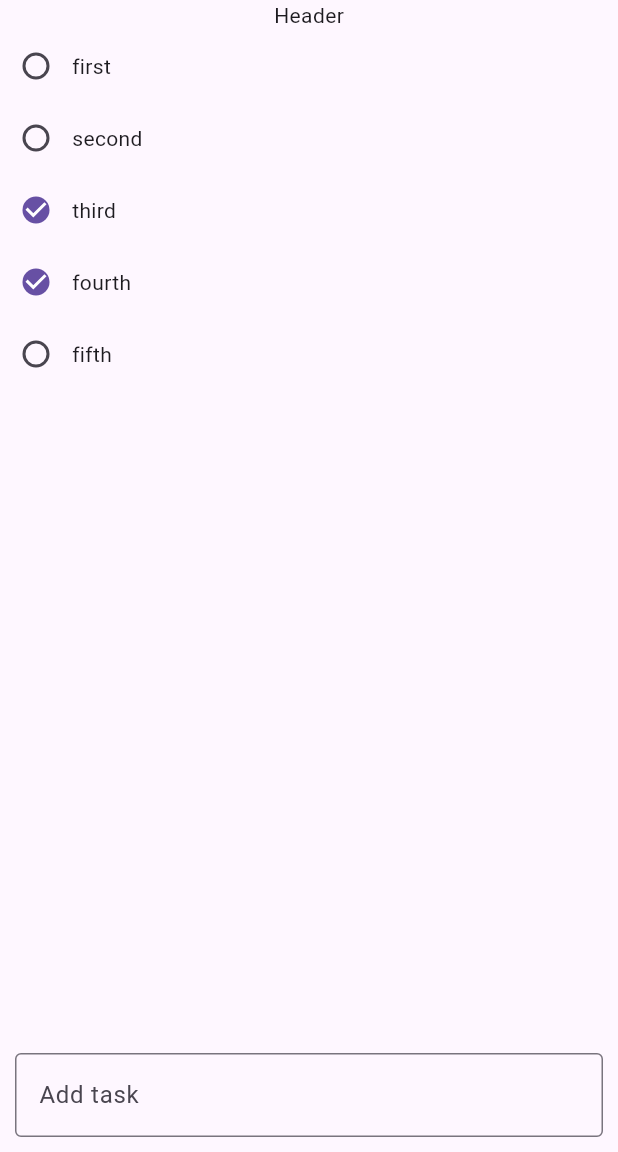
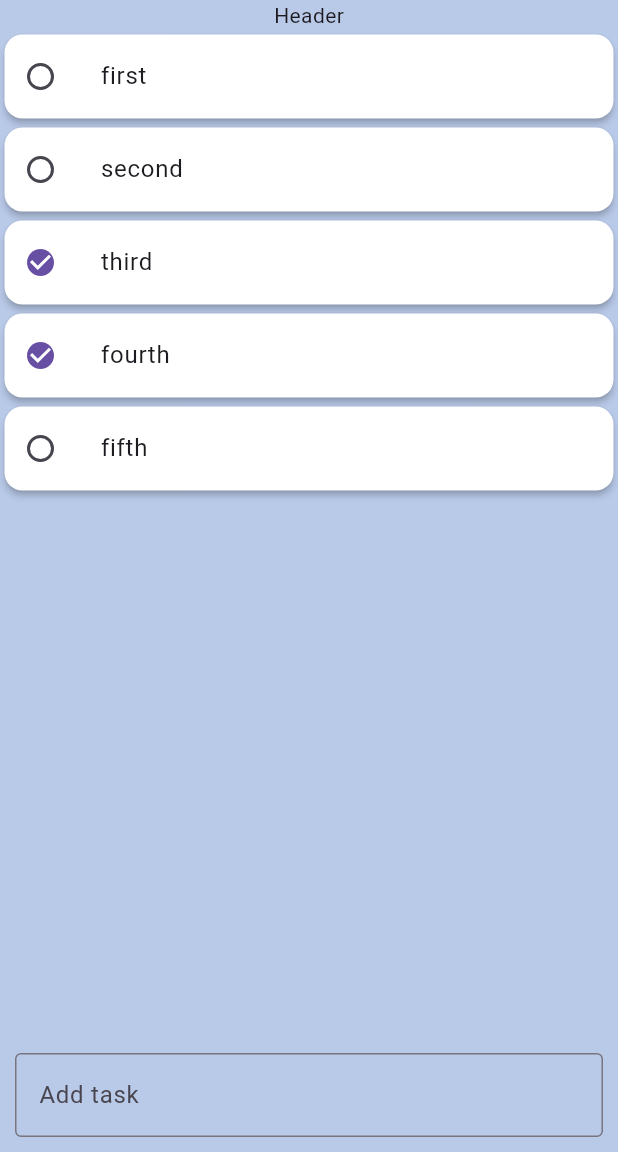
Before and after one commit to bokrosf/todo, a Flutter app: the screen it shows after launch, on a phone screen of 412 x 824 dp, the part 84-1236 px from its top. Run offline on Flutter 3.47's test engine with Material 3 defaults, Android fonts, the phone set to English and light mode, and no system bars.

Commit message:
Task widget displays a card.

```diff
--- a/lib/main.dart
+++ b/lib/main.dart
@@ -12,6 +12,7 @@ class TodoApp extends StatelessWidget {
   Widget build(BuildContext context) {
     return MaterialApp(
       home: Scaffold(
+        backgroundColor: const Color.fromARGB(255, 185, 202, 233),
         appBar: AppBar(
           title: Text('Todo')
         ),
--- a/lib/task_list/widget/task.dart
+++ b/lib/task_list/widget/task.dart
@@ -17,15 +17,19 @@ class Task extends StatelessWidget {
     return ListenableBuilder(
       listenable: viewModel,
       builder: (_, _) {
-        return Row(
-          children: [
-            Checkbox(
+        return Card(
+          color: Colors.white,
+          margin: EdgeInsets.all(3),
+          elevation: 2,
+          child: ListTile(
+            contentPadding: EdgeInsets.zero,
+            leading: Checkbox(
               shape: CircleBorder(),
               value: viewModel.isCompleted,
               onChanged: (_) => _onCompletionToggled.call(),
             ),
-            Text(viewModel.text),
-          ],
+            title: Text(viewModel.text),
+          ),
         );
       }
     );
--- a/lib/task_list/widget/task_list_screen.dart
+++ b/lib/task_list/widget/task_list_screen.dart
@@ -44,7 +44,7 @@ class _TaskListScreenState extends State<TaskListScreen> {
                     onCompletionToggled: () => _viewModel.toggleCompletion(task.id),
                   );
                 }).toList(),
-              )
+              ),
             ),
             Padding(
               padding: const EdgeInsets.all(10.0),
```
